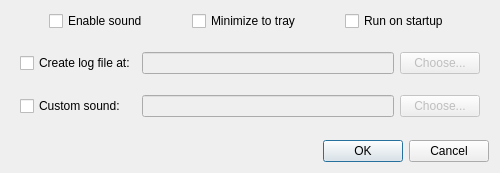
HS-Lim/PageSentry, file UIFiles/OptionsWindow.ui: the form before one commit.
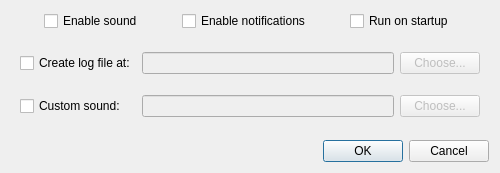
The form after the commit.

Commit message: Cleaned up repo, changed options to reflect permenance of tray icon.

What changed in the file:
```diff
--- a/UIFiles/OptionsWindow.ui
+++ b/UIFiles/OptionsWindow.ui
@@ -126,7 +126,7 @@
         </sizepolicy>
        </property>
        <property name="text">
-        <string>Minimize to tray</string>
+        <string>Enable notifications</string>
        </property>
       </widget>
      </item>
```
Left out of the diff: 2 changed lines with no effect on the pictures. The commit also changes 9 other files.
